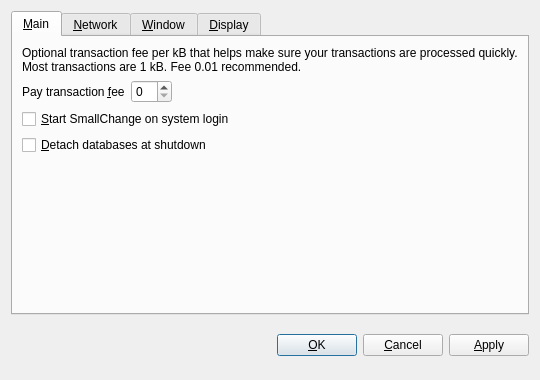
First picture: the form in src/qt/forms/optionsdialog.ui, repository moneybakery/branch-master, before the edit.
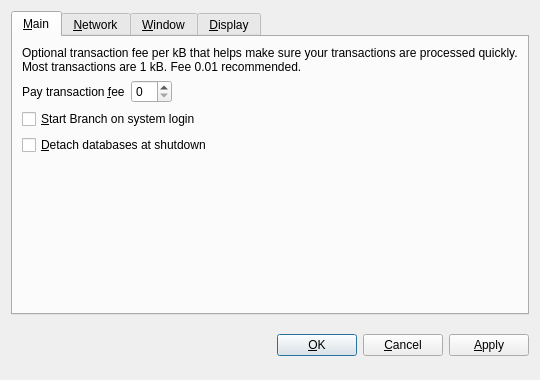
Second picture: the form after the edit. The open tabs and pages were chosen to show the change. Custom widgets are drawn as their Qt base class.

Diff of the .ui file:
```diff
--- a/src/qt/forms/optionsdialog.ui
+++ b/src/qt/forms/optionsdialog.ui
@@ -82,7 +82,7 @@
           <string>Automatically start SmallChange after logging in to the system.</string>
          </property>
          <property name="text">
-          <string>&amp;Start SmallChange on system login</string>
+          <string>&amp;Start Branch on system login</string>
          </property>
         </widget>
        </item>
```
Left out of the diff: 10 changed lines with no effect on the pictures.
